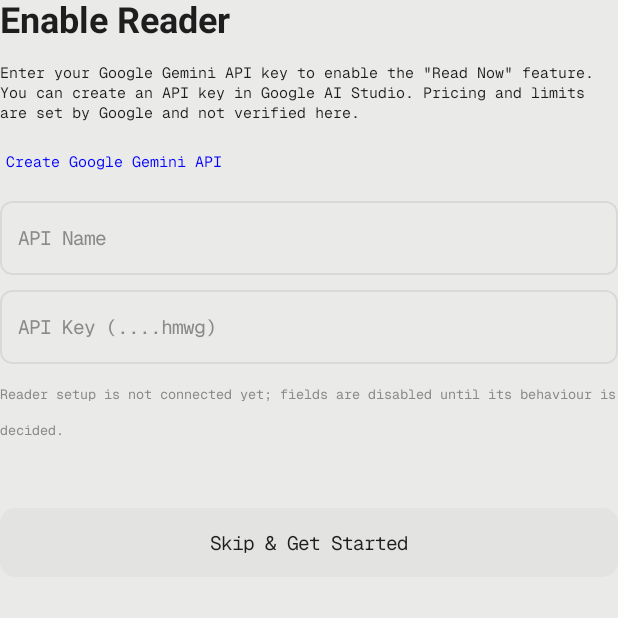
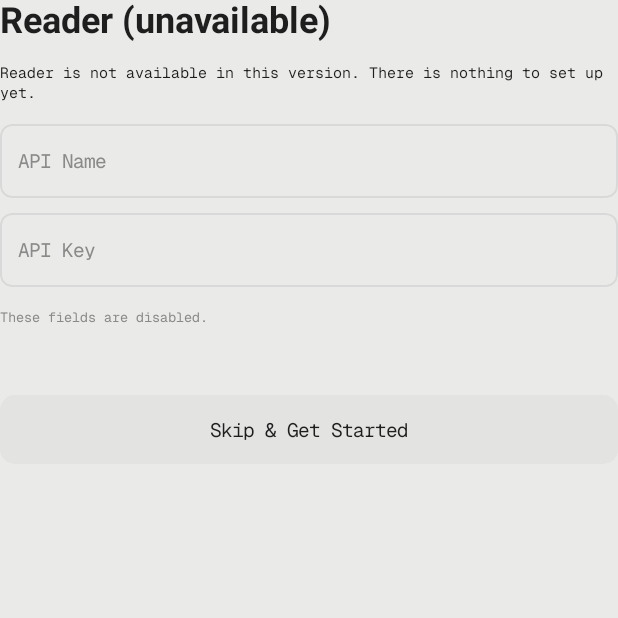
Before and after one commit to abhig1599/music-app, an Android app built with Jetpack Compose: the composable ReaderStep shown on its own in the app's theme, on a phone screen of 412 x 824 dp, the top half of it. Run offline under Robolectric (Android 15) with nearby library versions, the phone set to English and light mode, and no system bars; 4 statements that could not run were skipped.

Commit message:
Onboarding Reader: shipped unavailable copy, Figma original kept as fixture; test

```diff
--- a/app/src/main/java/com/abhi/musicapp/ui/screens/OnboardingScreen.kt
+++ b/app/src/main/java/com/abhi/musicapp/ui/screens/OnboardingScreen.kt
@@ -61,7 +61,7 @@ private val Mono = com.abhi.musicapp.ui.theme.GeistMono
  *    his consent sentence is replaced because no T&C documents exist.
  */
 @Composable
-fun OnboardingScreen(onDone: () -> Unit, initialStep: Int = 1) {
+fun OnboardingScreen(onDone: () -> Unit, initialStep: Int = 1, figmaFixture: Boolean = false) {
     var step by remember { mutableIntStateOf(initialStep) }
     val sheetTop = if (step == 3) 252.dp else 339.dp
 
@@ -82,7 +82,7 @@ fun OnboardingScreen(onDone: () -> Unit, initialStep: Int = 1) {
                 when (step) {
                     1 -> LanguageStep()
                     2 -> PermissionsStep()
-                    else -> ReaderStep(onSkip = onDone)
+                    else -> ReaderStep(onSkip = onDone, figmaFixture = figmaFixture)
                 }
             }
             if (step < 3) {
@@ -211,7 +211,8 @@ private fun PermissionRow(title: String, detail: String, on: Boolean, onToggle:
 }
 
 @Composable
-private fun ReaderStep(onSkip: () -> Unit) {
+private fun ReaderStep(onSkip: () -> Unit, figmaFixture: Boolean) {
+    if (!figmaFixture) { ReaderStepShipped(onSkip); return }
     Column {
         SheetTitle("Enable Reader")
         Spacer(Modifier.height(14.dp))
@@ -242,6 +243,35 @@ private fun ReaderStep(onSkip: () -> Unit) {
     }
 }
 
+/** Shipped state: Reader has no decided behaviour, so nothing is offered or promised. */
+@Composable
+private fun ReaderStepShipped(onSkip: () -> Unit) {
+    Column {
+        SheetTitle("Reader (unavailable)")
+        Spacer(Modifier.height(14.dp))
+        Text(
+            "Reader is not available in this version. There is nothing to set up yet.",
+            fontFamily = Mono, fontSize = 10.sp, color = InkBlack, lineHeight = 13.sp,
+        )
+        Spacer(Modifier.height(14.dp))
+        DisabledField("API Name")
+        Spacer(Modifier.height(10.dp))
+        DisabledField("API Key")
+        Spacer(Modifier.height(8.dp))
+        Text("These fields are disabled.", fontSize = 9.sp, color = GrayText, fontFamily = Mono)
+        Spacer(Modifier.weight(1f, fill = false).height(40.dp))
+        Box(
+            modifier = Modifier
+                .fillMaxWidth().height(46.dp)
+                .clip(RoundedCornerShape(10.dp))
+                .background(Color(0xFFE3E3E1))
+                .clickable(onClick = onSkip),
+            contentAlignment = Alignment.Center,
+        ) { Text("Skip & Get Started", fontFamily = Mono, fontSize = 13.sp, color = InkBlack) }
+        Spacer(Modifier.height(14.dp))
+    }
+}
+
 @Composable
 private fun DisabledField(hint: String) {
     Box(
```
Also changed, not shown: 3 other files.
